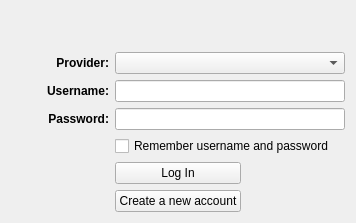
First picture: the form in src/leap/bitmask/gui/ui/login.ui, repository leapcode/bitmask_client, before the edit.
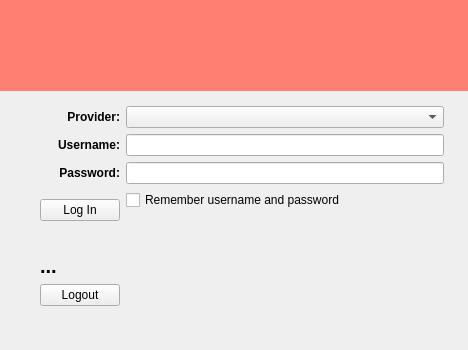
Second picture: the form after the edit. Icons and pictures are not drawn. Custom widgets are drawn as their Qt base class.

```diff
--- a/src/leap/bitmask/gui/ui/login.ui
+++ b/src/leap/bitmask/gui/ui/login.ui
@@ -6,119 +6,268 @@
    <rect>
     <x>0</x>
     <y>0</y>
-    <width>356</width>
-    <height>223</height>
+    <width>468</width>
+    <height>350</height>
    </rect>
   </property>
+  <property name="sizePolicy">
+   <sizepolicy hsizetype="Preferred" vsizetype="Minimum">
+    <horstretch>0</horstretch>
+    <verstretch>0</verstretch>
+   </sizepolicy>
+  </property>
+  <property name="minimumSize">
+   <size>
+    <width>0</width>
+    <height>0</height>
+   </size>
+  </property>
   <property name="windowTitle">
    <string>Form</string>
   </property>
+  <property name="styleSheet">
+   <string notr="true"/>
+  </property>
   <layout class="QGridLayout" name="gridLayout">
-   <item row="5" column="2">
-    <spacer name="horizontalSpacer">
-     <property name="orientation">
-      <enum>Qt::Horizontal</enum>
+   <property name="margin">
+    <number>0</number>
+   </property>
+   <item row="2" column="2" colspan="2">
+    <widget class="QWidget" name="logged_widget" native="true">
+     <property name="sizePolicy">
+      <sizepolicy hsizetype="Preferred" vsizetype="Fixed">
+       <horstretch>0</horstretch>
+       <verstretch>0</verstretch>
+      </sizepolicy>
      </property>
-     <property name="sizeHint" stdset="0">
+     <property name="minimumSize">
       <size>
-       <width>40</width>
-       <height>20</height>
+       <width>0</width>
+       <height>0</height>
       </size>
      </property>
-    </spacer>
+     <layout class="QGridLayout" name="gridLayout_5">
+      <property name="bottomMargin">
+       <number>24</number>
+      </property>
+      <item row="0" column="0" colspan="2">
+       <widget class="QLabel" name="lblUser">
+        <property name="font">
+         <font>
+          <pointsize>15</pointsize>
+          <weight>75</weight>
+          <bold>true</bold>
+         </font>
+        </property>
+        <property name="text">
+         <string>...</string>
+        </property>
+       </widget>
+      </item>
+      <item row="1" column="0">
+       <widget class="QPushButton" name="btnLogout">
+        <property name="text">
+         <string>Logout</string>
+        </property>
+       </widget>
+      </item>
+      <item row="1" column="1">
+       <spacer name="horizontalSpacer">
+        <property name="orientation">
+         <enum>Qt::Horizontal</enum>
+        </property>
+        <property name="sizeHint" stdset="0">
+         <size>
+          <width>40</width>
+          <height>20</height>
+         </size>
+        </property>
+       </spacer>
+      </item>
+      <item row="2" column="0" colspan="2">
+       <widget class="QLabel" name="lblLoginStatus">
+        <property name="styleSheet">
+         <string notr="true">color: rgb(132, 132, 132);
+font: 75 12pt &quot;Lucida Grande&quot;;</string>
+        </property>
+        <property name="text">
+         <string/>
+        </property>
+       </widget>
+      </item>
+     </layout>
+    </widget>
    </item>
-   <item row="1" column="1" colspan="2">
-    <widget class="QComboBox" name="cmbProviders"/>
-   </item>
-   <item row="5" column="0">
-    <spacer name="horizontalSpacer_2">
-     <property name="orientation">
-      <enum>Qt::Horizontal</enum>
+   <item row="1" column="1" rowspan="2">
+    <widget class="QLabel" name="label">
+     <property name="sizePolicy">
+      <sizepolicy hsizetype="Fixed" vsizetype="Preferred">
+       <horstretch>0</horstretch>
+       <verstretch>0</verstretch>
+      </sizepolicy>
      </property>
-     <property name="sizeHint" stdset="0">
+     <property name="maximumSize">
       <size>
-       <width>40</width>
-       <height>20</height>
+       <width>16777215</width>
+       <height>800</height>
       </size>
      </property>
-    </spacer>
-   </item>
-   <item row="6" column="1">
-    <widget class="QPushButton" name="btnCreateAccount">
      <property name="text">
-      <string>Create a new account</string>
+      <string/>
      </property>
+     <property name="pixmap">
+      <pixmap resource="../../../../../data/resources/mainwindow.qrc">:/images/black/32/user.png</pixmap>
+     </property>
+     <property name="scaledContents">
+      <bool>false</bool>
+     </property>
+     <property name="alignment">
+      <set>Qt::AlignLeading|Qt::AlignLeft|Qt::AlignTop</set>
+     </property>
+     <property name="margin">
+      <number>0</number>
+     </property>
+    </widget>
+   </item>
+   <item row="1" column="2" colspan="2">
+    <widget class="QWidget" name="login_widget" native="true">
+     <property name="sizePolicy">
+      <sizepolicy hsizetype="Preferred" vsizetype="Fixed">
+       <horstretch>0</horstretch>
+       <verstretch>0</verstretch>
+      </sizepolicy>
+     </property>
+     <property name="minimumSize">
+      <size>
+       <width>0</width>
+       <height>0</height>
+      </size>
+     </property>
+     <layout class="QGridLayout" name="gridLayout_4">
+      <property name="rightMargin">
+       <number>24</number>
+      </property>
+      <item row="0" column="0">
+       <widget class="QLabel" name="label_4">
+        <property name="text">
+         <string>&lt;b&gt;Provider:&lt;/b&gt;</string>
+        </property>
+        <property name="alignment">
+         <set>Qt::AlignRight|Qt::AlignTrailing|Qt::AlignVCenter</set>
+        </property>
+       </widget>
+      </item>
+      <item row="3" column="0">
+       <widget class="QPushButton" name="btnLogin">
+        <property name="text">
+         <string>Log In</string>
+        </property>
+       </widget>
+      </item>
+      <item row="3" column="1">
+       <layout class="QVBoxLayout" name="verticalLayout">
+        <item>
+         <widget class="QCheckBox" name="chkRemember">
+          <property name="text">
+           <string>Remember username and password</string>
+          </property>
+         </widget>
+        </item>
+        <item>
+         <widget class="QLabel" name="lblStatus">
+          <property name="text">
+           <string/>
+          </property>
+          <property name="alignment">
+           <set>Qt::AlignCenter</set>
+          </property>
+          <property name="wordWrap">
+           <bool>true</bool>
+          </property>
+         </widget>
+        </item>
+       </layout>
+      </item>
+      <item row="0" column="1">
+       <widget class="QComboBox" name="cmbProviders"/>
+      </item>
+      <item row="1" column="0">
+       <widget class="QLabel" name="label_2">
+        <property name="text">
+         <string>&lt;b&gt;Username:&lt;/b&gt;</string>
+        </property>
+        <property name="alignment">
+         <set>Qt::AlignRight|Qt::AlignTrailing|Qt::AlignVCenter</set>
+        </property>
+       </widget>
+      </item>
+      <item row="1" column="1">
+       <widget class="QLineEdit" name="lnUser"/>
+      </item>
+      <item row="2" column="0">
+       <widget class="QLabel" name="label_3">
+        <property name="text">
+         <string>&lt;b&gt;Password:&lt;/b&gt;</string>
+        </property>
+        <property name="alignment">
+         <set>Qt::AlignRight|Qt::AlignTrailing|Qt::AlignVCenter</set>
+        </property>
+       </widget>
+      </item>
+      <item row="2" column="1">
+       <widget class="QLineEdit" name="lnPassword">
+        <property name="inputMask">
+         <string/>
+        </property>
+       </widget>
+      </item>
+     </layout>
     </widget>
    </item>
    <item row="1" column="0">
-    <widget class="QLabel" name="label_4">
-     <property name="text">
-      <string>&lt;b&gt;Provider:&lt;/b&gt;</string>
+    <spacer name="horizontalSpacer_2">
+     <property name="orientation">
+      <enum>Qt::Horizontal</enum>
      </property>
-     <property name="alignment">
-      <set>Qt::AlignRight|Qt::AlignTrailing|Qt::AlignVCenter</set>
+     <property name="sizeType">
+      <enum>QSizePolicy::Maximum</enum>
      </property>
-    </widget>
-   </item>
-   <item row="3" column="1" colspan="2">
-    <widget class="QLineEdit" name="lnPassword">
-     <property name="inputMask">
-      <string/>
+     <property name="sizeHint" stdset="0">
+      <size>
+       <width>12</width>
+       <height>0</height>
+      </size>
      </property>
-    </widget>
+    </spacer>
    </item>
-   <item row="2" column="1" colspan="2">
-    <widget class="QLineEdit" name="lnUser"/>
-   </item>
-   <item row="4" column="1" colspan="2">
-    <widget class="QCheckBox" name="chkRemember">
-     <property name="text">
-      <string>Remember username and password</string>
+   <item row="0" column="0" colspan="4">
+    <widget class="ClickableLabel" name="clblErrorMsg">
+     <property name="minimumSize">
+      <size>
+       <width>0</width>
+       <height>50</height>
+      </size>
      </property>
-    </widget>
-   </item>
-   <item row="2" column="0">
-    <widget class="QLabel" name="label_2">
-     <property name="text">
-      <string>&lt;b&gt;Username:&lt;/b&gt;</string>
+     <property name="styleSheet">
+      <string notr="true">background-color: rgb(255, 127, 114);</string>
      </property>
-     <property name="alignment">
-      <set>Qt::AlignRight|Qt::AlignTrailing|Qt::AlignVCenter</set>
-     </property>
-    </widget>
-   </item>
-   <item row="3" column="0">
-    <widget class="QLabel" name="label_3">
-     <property name="text">
-      <string>&lt;b&gt;Password:&lt;/b&gt;</string>
-     </property>
-     <property name="alignment">
-      <set>Qt::AlignRight|Qt::AlignTrailing|Qt::AlignVCenter</set>
-     </property>
-    </widget>
-   </item>
-   <item row="5" column="1">
-    <widget class="QPushButton" name="btnLogin">
-     <property name="text">
-      <string>Log In</string>
-     </property>
-    </widget>
-   </item>
-   <item row="0" column="0" colspan="3">
-    <widget class="QLabel" name="lblStatus">
      <property name="text">
       <string/>
      </property>
      <property name="alignment">
       <set>Qt::AlignCenter</set>
      </property>
-     <property name="wordWrap">
-      <bool>true</bool>
-     </property>
     </widget>
    </item>
   </layout>
  </widget>
+ <customwidgets>
+  <customwidget>
+   <class>ClickableLabel</class>
+   <extends>QLabel</extends>
+   <header>clickablelabel.h</header>
+  </customwidget>
+ </customwidgets>
  <tabstops>
   <tabstop>cmbProviders</tabstop>
   <tabstop>lnUser</tabstop>
```
Left out of the diff: 9 changed lines with no effect on the pictures.
